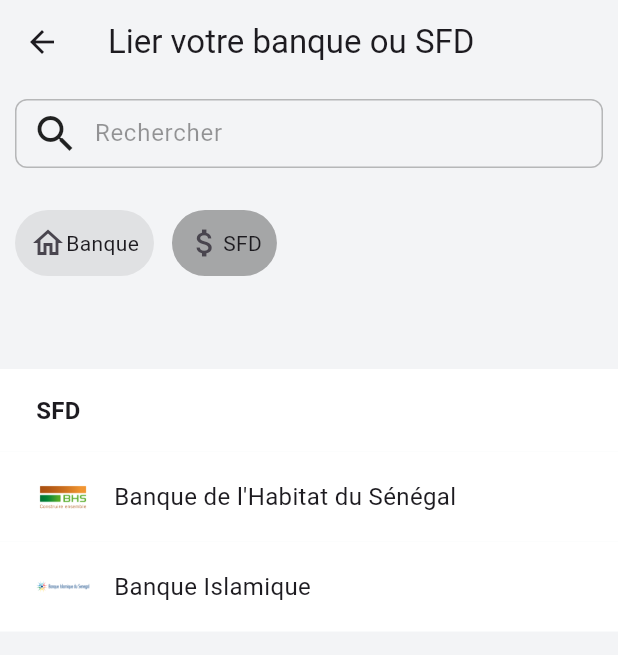
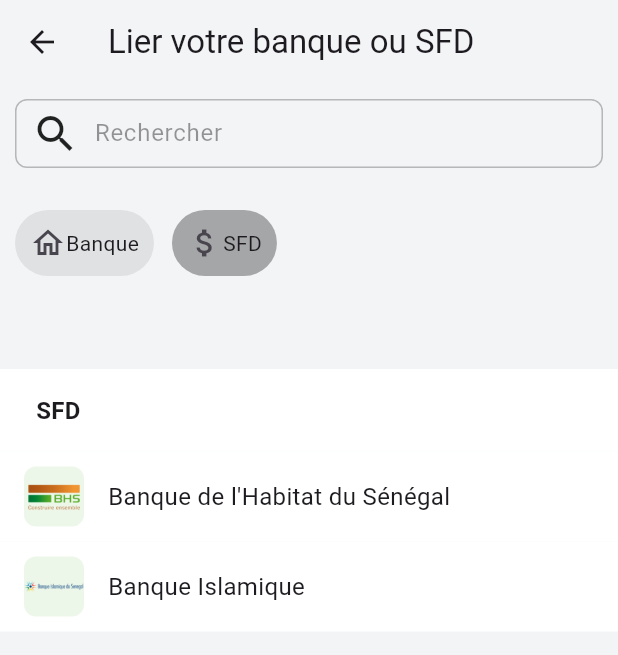
Before and after one commit to LinhoDevops/clone_wave_flutter, a Flutter app: the BankScreen screen opened directly, after a tap on "Banque", after a tap on "SFD", on a phone screen of 412 x 824 dp. Shown: the top 655 px of the screen. Run offline on Flutter 3.47's test engine with Material 3 defaults, Android fonts, the light colour scheme and no system bars; our stand-ins replace camera, flutter_contacts, pretty_qr_code, toggle_switch.

Commit message:
new commit

```diff
--- a/lib/screen/activation_screen.dart
+++ b/lib/screen/activation_screen.dart
@@ -30,12 +30,10 @@
         child: Column(
           mainAxisAlignment: MainAxisAlignment.center,
           children: [
-            // Afficher l'image ou un placeholder
             Container(
               height: 100,
               width: 100,
-              child: widget.bankItem.img ??
-                  const Icon(Icons.account_balance, size: 80, color: Colors.grey),
+              child: widget.bankItem.img
             ),
             const SizedBox(height: 20),
             const Text(
--- a/lib/screen/bank_screen.dart
+++ b/lib/screen/bank_screen.dart
@@ -213,18 +213,17 @@
       crossAxisAlignment: CrossAxisAlignment.start,
       children: [
         Container(
-          width: double.infinity, // Occupe toute la largeur
+          width: double.infinity,
           padding: const EdgeInsets.symmetric(vertical: 16, horizontal: 24),
-          color: Colors.white, // Arrière-plan blanc
+          color: Colors.white,
           child: Text(
             label,
             style: const TextStyle(
-              fontWeight: FontWeight.bold, // Texte en gras
+              fontWeight: FontWeight.bold,
               fontSize: 16,
             ),
           ),
         ),
-        // Liste des éléments
         ...items.map((bank) => BankItemWidget(bankItem: bank)),
       ],
     );
--- a/lib/widgets/bank_item_widget.dart
+++ b/lib/widgets/bank_item_widget.dart
@@ -20,19 +20,34 @@
         );
       },
       child: Container(
-        color: Colors.white, // Arrière-plan blanc
-        padding: const EdgeInsets.symmetric(vertical: 12, horizontal: 24), // Padding réduit
+        padding: const EdgeInsets.symmetric(vertical: 10, horizontal: 16),
+        decoration:  const BoxDecoration(
+          color: Colors.white,
+        //  border: Border(bottom: BorderSide(color: Colors.grey, width: 0.5)),
+        ),
         child: Row(
           children: [
             Container(
-              height: 36, // Taille réduite
-              width: 36, // Taille réduite
-              child: bankItem.img,
+              height: 40,
+              width: 40,
+              decoration: BoxDecoration(
+                color: bankItem.bgColor,
+                borderRadius: BorderRadius.circular(8),
+              ),
+              child: Center(
+                child: bankItem.img, // Image du logo
+              ),
             ),
             const SizedBox(width: 16),
-            Text(
-              bankItem.name,
-              style: const TextStyle(fontSize: 16),
+
+            Expanded(
+              child: Container(
+                color: Colors.white,
+                child: Text(
+                  bankItem.name,
+                  style: const TextStyle(fontSize: 16),
+                ),
+              ),
             ),
           ],
         ),
--- a/pubspec.yaml
+++ b/pubspec.yaml
@@ -40,6 +40,7 @@
   toggle_switch: ^2.3.0
   flutter_contacts: ^1.1.9+2
   loader_overlay: ^4.0.0
+  intl: ^0.18.0
 
 dev_dependencies:
   flutter_test:
@@ -72,6 +73,7 @@
     - assets/images/bis.png
     - assets/images/boa.png
     - assets/images/orabank.png
+    - assets/images/launcher.png
     - assets/images/banque-atlantique.png
   #   - images/a_dot_burr.jpeg
   #   - images/a_dot_ham.jpeg
```
Also changed, not shown: pubspec.lock.
